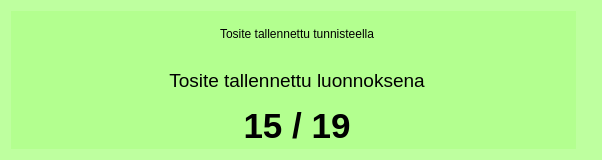
The window that kitsas/kirjaus/tallennettuwidget.ui (artoh/kitupiikki) describes before a commit, drawn with Qt 5.
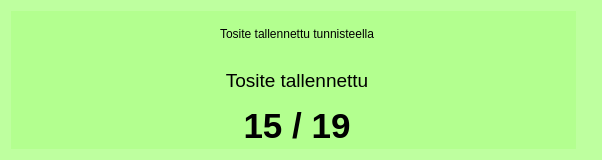
The same window after the commit. Icons and pictures are not drawn.

```diff
--- a/kitsas/kirjaus/tallennettuwidget.ui
+++ b/kitsas/kirjaus/tallennettuwidget.ui
@@ -59,7 +59,7 @@
         </font>
        </property>
        <property name="text">
-        <string>Tosite tallennettu luonnoksena</string>
+        <string>Tosite tallennettu</string>
        </property>
        <property name="alignment">
         <set>Qt::AlignCenter</set>
```
